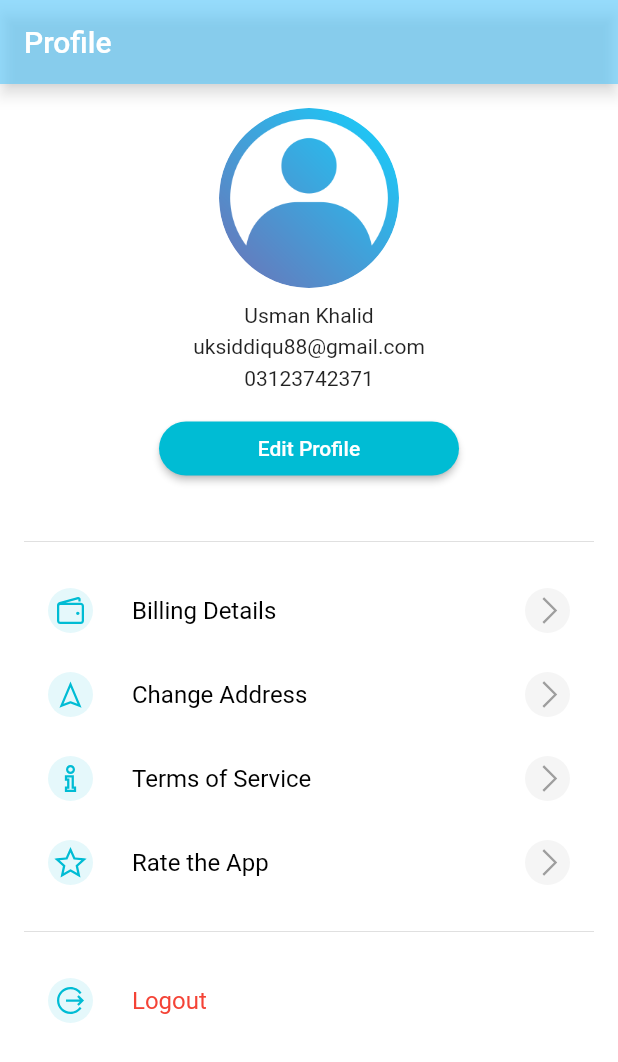
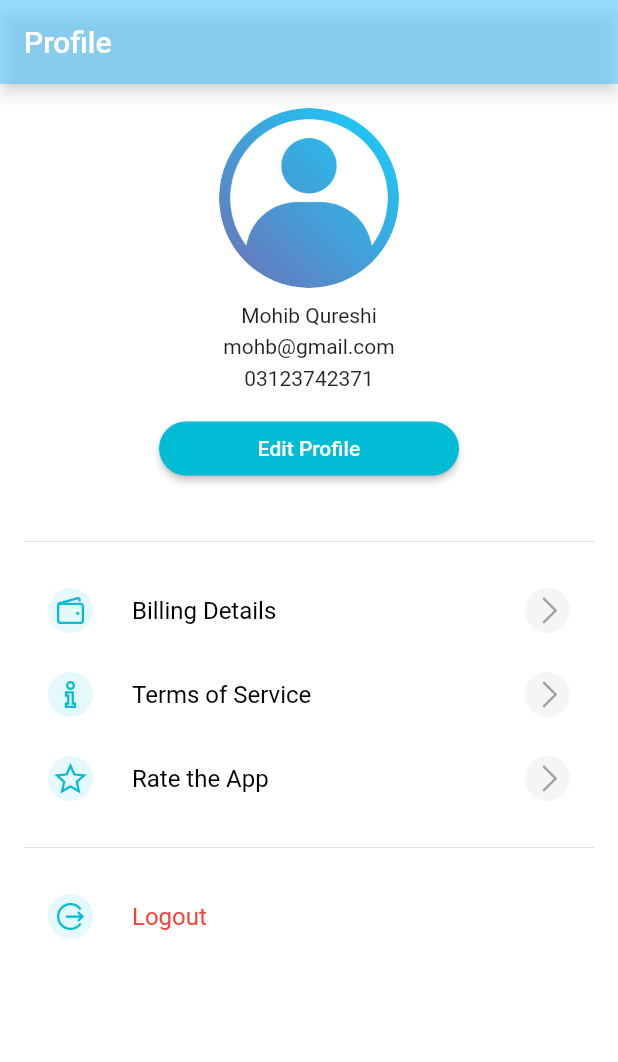
Before and after one commit to flutter-preview/EC-Paid-Project-Flutter-App, a Flutter app: the ProfilePage screen opened directly, on a phone screen of 412 x 824 dp. Shown: the top 1062 px of the screen. Run offline on Flutter 3.47's test engine with Material 2 defaults, Android fonts, the light colour scheme and no system bars; drawn by our look-alikes of flutter_platform_widgets; our stand-ins replace carousel_slider, country_picker, curved_navigation_bar, device_preview, firebase_auth, firebase_core and 10 more; missing offline and left inert: qr_code_scanner; accounts and stored records are empty; network calls fail; statements that could not run were skipped.

Commit message:
final just final

```diff
--- a/lib/main.dart
+++ b/lib/main.dart
@@ -61,7 +61,7 @@ class MyApp extends StatelessWidget {
           cupertino: (_, __) => CupertinoAppData(
             theme: MyTheme.iosThemeData,
           ),
-          home:HomePage(),
+          home:MainPage(),
           routes: {
             "/splash": (context) => Splash(),
             "/login": (context) => LoginPage(),
--- a/lib/pages/bottomNavigationBar/bottomNavigationBar.dart
+++ b/lib/pages/bottomNavigationBar/bottomNavigationBar.dart
@@ -28,7 +28,7 @@ class BottomNavigationBarForApp extends StatelessWidget {
         } else if (index == 1) {
           Navigator.pushNamed(context, '/qr');
         } else if (index == 2) {
-          Navigator.pushNamed(context, '/gridpage');
+          Navigator.pushNamed(context, '/orderHistory');
         } else if (index == 3) {
           Navigator.pushNamed(context, '/cart');
         }
--- a/lib/pages/homePage/homePage.dart
+++ b/lib/pages/homePage/homePage.dart
@@ -21,7 +21,7 @@ class HomePage extends StatelessWidget {
               onPressed: () {
                 Navigator.pushNamed(context, '/orderHistory');
               },
-              icon: Icon(Icons.shopping_bag))
+              icon: Icon(Icons.history))
         ],
       ),
       body: SingleChildScrollView(
@@ -44,7 +44,7 @@ class HomePage extends StatelessWidget {
           ],
         ),
       ),
-        bottomNavigationBar: BottomNavigationBarForApp(indexNum: 0),
+        // bottomNavigationBar: BottomNavigationBarForApp(indexNum: 0),
     );
   }
 }
--- a/lib/pages/login/login.dart
+++ b/lib/pages/login/login.dart
@@ -138,6 +138,7 @@ class _LoginPageState extends State<LoginPage> {
                           onPressed: () {},
                           child: const Text("Not signed up yet? Signup"),
                         )
+
                       ],
                     ),
                   )
--- a/lib/pages/mainPage/main_page.dart
+++ b/lib/pages/mainPage/main_page.dart
@@ -17,9 +17,9 @@ class _MainPageState extends State<MainPage> {
   int index = 2;
   final screens = [
     ProfilePage(ProfileData(
-        name: 'Usman Khalid',
-        email: 'uksiddiqu88@gmail.com',
-        password: 'helloworld24',
+        name: 'Mohib Qureshi',
+        email: 'mohb@gmail.com',
+        password: 'Mohib123#',
         phoneNo: '03123742371',
         address: 'Karachi')),
     QRCodeScanner(),
--- a/lib/pages/paymentOrCash/payment_or_cash.dart
+++ b/lib/pages/paymentOrCash/payment_or_cash.dart
@@ -69,6 +69,7 @@ class PaymentOrCashPage extends StatelessWidget {
                   widthFactor: 0.8,
                   child: TextButton.icon(
                     onPressed: () {
+                      Navigator.pushNamed(context, "/billingDetailsPage");
                       // Perform action for Online Payment
                     },
                     icon: Icon(Icons.payment),
--- a/lib/pages/profilePage/components/update_profile_page.dart
+++ b/lib/pages/profilePage/components/update_profile_page.dart
@@ -26,9 +26,9 @@ class UpdateProfilePage extends StatelessWidget {
               const SizedBox(height: 50),
               ProfilePageForm(
                   userProfile: ProfileData(
-                      name: 'Usman',
-                      email: 'uksiddiqu88@gmail.com',
-                      password: 'helloworld24',
+                      name: 'Mohib Qureshi',
+                      email: 'mohb@gmail.com',
+                      password: 'Mohib123',
                       phoneNo: '03123742371',
                       address: 'Karachi'))
             ]),
--- a/lib/pages/profilePage/profile_page.dart
+++ b/lib/pages/profilePage/profile_page.dart
@@ -80,15 +80,15 @@ class ProfilePage extends StatelessWidget {
                 trailingIcon: true,
                 textColor: Colors.black,
               ),
-              ProfileMenuWidget(
-                name: 'Change Address',
-                leadingIcon: LineAwesomeIcons.location_arrow,
-                onTap: () {
-                  Navigator.pushNamed(context, '/addressPage');
-                },
-                trailingIcon: true,
-                textColor: Colors.black,
-              ),
+              // ProfileMenuWidget(
+              //   name: 'Change Address',
+              //   leadingIcon: LineAwesomeIcons.location_arrow,
+              //   onTap: () {
+              //     Navigator.pushNamed(context, '/addressPage');
+              //   },
+              //   trailingIcon: true,
+              //   textColor: Colors.black,
+              // ),
               ProfileMenuWidget(
                 name: 'Terms of Service',
                 leadingIcon: LineAwesomeIcons.info,
@@ -111,7 +111,7 @@ class ProfilePage extends StatelessWidget {
               ProfileMenuWidget(
                   name: 'Logout',
                   leadingIcon: LineAwesomeIcons.alternate_sign_out,
-                  onTap: () {},
+                  onTap: () {Navigator.pushNamed(context, '/login');},
                   trailingIcon: false,
                   textColor: Colors.red),
             ],
--- a/lib/pages/qrcode/qr.dart
+++ b/lib/pages/qrcode/qr.dart
@@ -78,7 +78,8 @@ class QRCodeScannerState extends State<QRCodeScanner> {
          scannedData = scanData.code! ;
         print(scannedData);
          String orderId = getOrderIDFromScannedData(scannedData);
-      print('Order ID: $orderId');
+    Navigator.pushNamed(context, "/orderDetails", arguments: orderId.toString());
+        // Navigator.pushNamed(context, "/orderDetails
 
       });
     });
--- a/lib/urls/urls.dart
+++ b/lib/urls/urls.dart
@@ -42,7 +42,7 @@ getAll() async {
   }
 }
 
-  sendOrder(cart,address,type) async{
+  sendOrder(cart,address,type,id) async{
 
   SharedPreferences prefs = await SharedPreferences.getInstance();
   String? token = prefs.getString("authToken");
@@ -51,7 +51,7 @@ getAll() async {
   }
   print(jsonEncode(address));
 
-    final response=await apiClient3.post("/order/",{"cart":cart,"dis_id":1,"type":type,"address":address});
+    final response=await apiClient3.post("/order/",{"cart":cart,"dis_id":int.parse(id),"type":type,"address":address});
     print(response.body);
     return response.body;
   }
```
Also changed, not shown: lib/googleMap/google_map.dart (+39 -50 lines), lib/pages/paymentOrCash/actions/cashAndPaymentAction.dart (+6 -2 lines).
